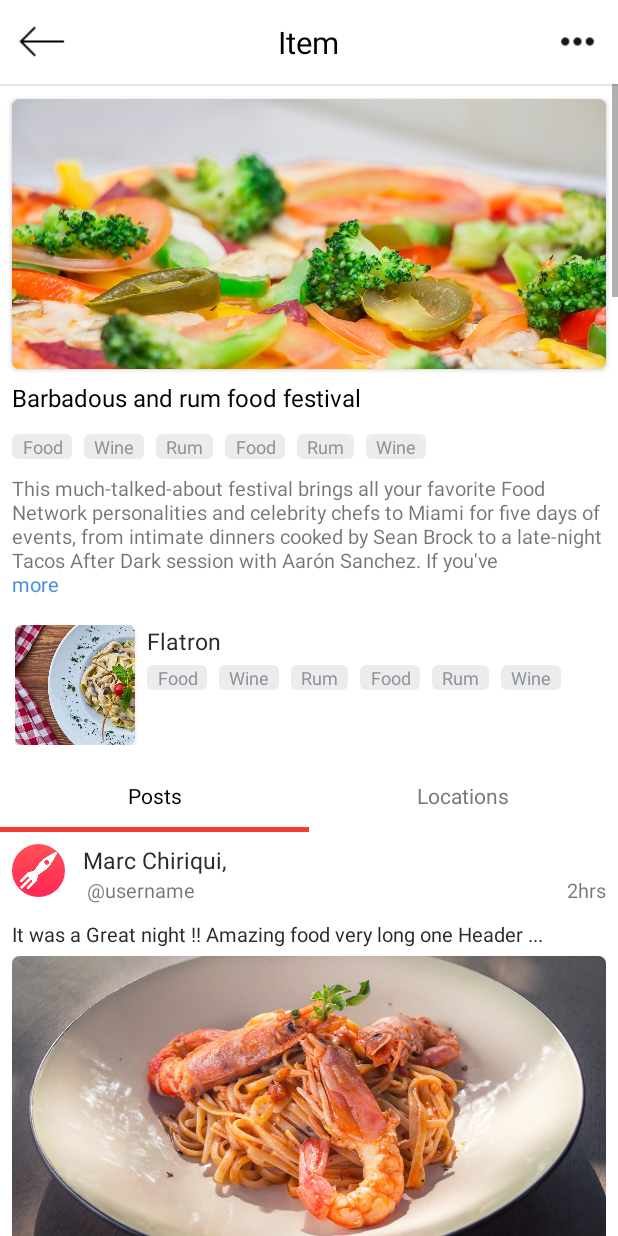
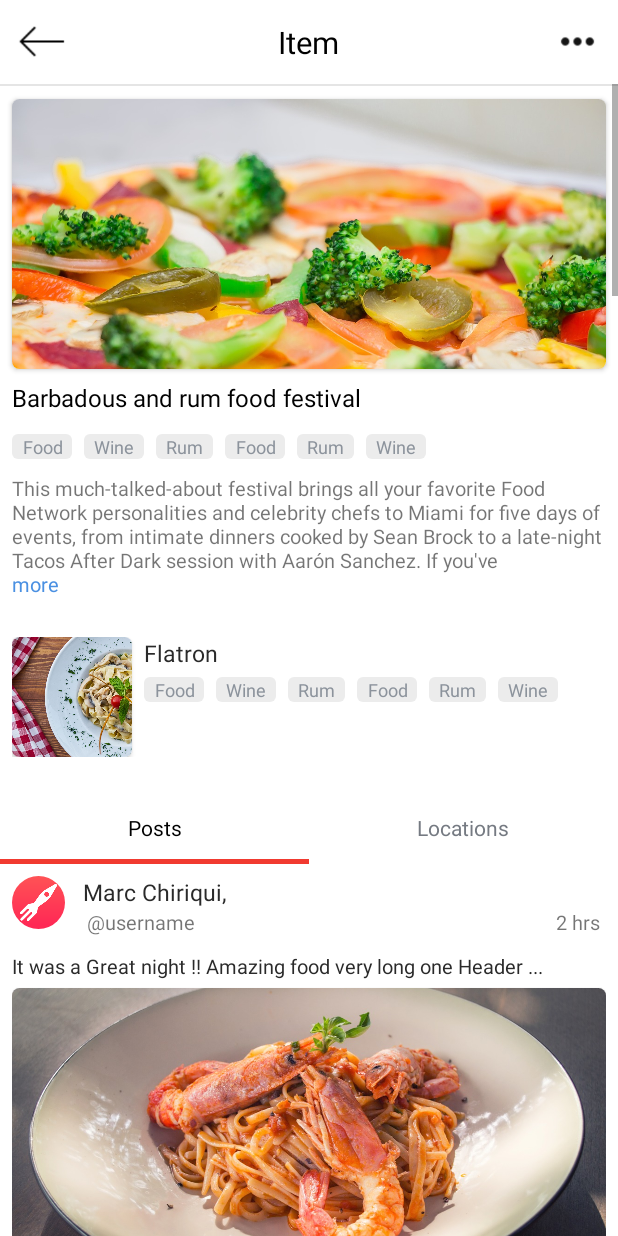
Before and after one commit to Gowdham88/ImageSharingApp_Android, an Android app: the fragment ItemDetailFragment shown on its own in the app's theme, on a phone screen of 412 x 824 dp. Run offline under Robolectric (Android 15) with nearby library versions, the phone set to English and light mode, and no system bars; our stand-ins replace CircleImageView, Picasso; pictures from the network do not load.

Commit message:
UI Changes

```diff
--- a/app/src/main/java/com/numnu/android/adapter/PostsAdapter.java
+++ b/app/src/main/java/com/numnu/android/adapter/PostsAdapter.java
@@ -34,7 +34,7 @@ import java.util.ArrayList;
  * Created by thulir on 10/10/17.
  */
 
-public class PostsAdapter extends RecyclerView.Adapter<PostsAdapter.ViewHolder> {
+public class        PostsAdapter extends RecyclerView.Adapter<PostsAdapter.ViewHolder> {
 
     Context context;
     ArrayList<String> stringArrayList = new ArrayList<>();
--- a/app/src/main/java/com/numnu/android/adapter/UserPostsAdapter.java
+++ b/app/src/main/java/com/numnu/android/adapter/UserPostsAdapter.java
@@ -61,6 +61,7 @@ public class UserPostsAdapter extends RecyclerView.Adapter<UserPostsAdapter.View
             @Override
             public void onClick(View view) {
                 FragmentTransaction transaction = ((AppCompatActivity) context).getSupportFragmentManager().beginTransaction();
+                transaction.setCustomAnimations(R.anim.enter_from_right, R.anim.exit_to_left,R.anim.enter_from_left, R.anim.exit_to_righ);
                 transaction.replace(R.id.frame_layout, SliceFragment.newInstance());
                 transaction.addToBackStack(null).commit();
             }
@@ -70,6 +71,7 @@ public class UserPostsAdapter extends RecyclerView.Adapter<UserPostsAdapter.View
             @Override
             public void onClick(View view) {
                 FragmentTransaction transaction = ((AppCompatActivity) context).getSupportFragmentManager().beginTransaction();
+                transaction.setCustomAnimations(R.anim.enter_from_right, R.anim.exit_to_left,R.anim.enter_from_left, R.anim.exit_to_righ);
                 transaction.replace(R.id.frame_layout, PostsFragment.newInstance());
                 transaction.addToBackStack(null).commit();
             }
@@ -79,6 +81,7 @@ public class UserPostsAdapter extends RecyclerView.Adapter<UserPostsAdapter.View
             @Override
             public void onClick(View view) {
                 FragmentTransaction transaction = ((AppCompatActivity) context).getSupportFragmentManager().beginTransaction();
+                transaction.setCustomAnimations(R.anim.enter_from_right, R.anim.exit_to_left,R.anim.enter_from_left, R.anim.exit_to_righ);
                 transaction.replace(R.id.frame_layout, SearchBusinessDetailFragment.newInstance());
                 transaction.addToBackStack(null).commit();
             }
@@ -88,6 +91,7 @@ public class UserPostsAdapter extends RecyclerView.Adapter<UserPostsAdapter.View
             @Override
             public void onClick(View view) {
                 FragmentTransaction transaction = ((AppCompatActivity) context).getSupportFragmentManager().beginTransaction();
+                transaction.setCustomAnimations(R.anim.enter_from_right, R.anim.exit_to_left,R.anim.enter_from_left, R.anim.exit_to_righ);
                 transaction.replace(R.id.frame_layout,
                         ItemDetailFragment.newInstance());
                 transaction.addToBackStack(null).commit();
@@ -97,6 +101,7 @@ public class UserPostsAdapter extends RecyclerView.Adapter<UserPostsAdapter.View
             @Override
             public void onClick(View view) {
                 FragmentTransaction transaction = ((AppCompatActivity) context).getSupportFragmentManager().beginTransaction();
+                transaction.setCustomAnimations(R.anim.enter_from_right, R.anim.exit_to_left,R.anim.enter_from_left, R.anim.exit_to_righ);
                 transaction.replace(R.id.frame_layout, EventDetailFragment.newInstance());
                 transaction.addToBackStack(null).commit();
             }
--- a/app/src/main/java/com/numnu/android/fragments/auth/CompleteSignupFragment.java
+++ b/app/src/main/java/com/numnu/android/fragments/auth/CompleteSignupFragment.java
@@ -151,7 +151,7 @@ public class CompleteSignupFragment extends Fragment implements EasyPermissions.
         View v = inflater.inflate(R.layout.
                 activity_complete_signup, container, false);
         TextView toolbarTitle = v.findViewById(R.id.toolbar_title);
-        toolbarTitle.setText("Complete SignUp");
+        toolbarTitle.setText("Complete Signup");
         ImageView Toolbarbackicon=v.findViewById(R.id.toolbar_back);
         Toolbarbackicon.setOnClickListener(new View.OnClickListener() {
             @Override
--- a/app/src/main/java/com/numnu/android/fragments/detail/BusinessDetailFragment.java
+++ b/app/src/main/java/com/numnu/android/fragments/detail/BusinessDetailFragment.java
@@ -119,7 +119,7 @@ public class BusinessDetailFragment extends Fragment implements View.OnClickList
         toolbarBackIconBuss.setOnClickListener(this);
         toolbar.setOnClickListener(this);
 
-        toolbarIconBuss.setOnClickListener( new View.OnClickListener() {
+        toolbarIconBuss.setOnClickListener(  new View.OnClickListener() {
             @Override
             public void onClick(View view) {
                 showBottomSheet(inflater);
--- a/app/src/main/java/com/numnu/android/fragments/home/EditProfileFragment.java
+++ b/app/src/main/java/com/numnu/android/fragments/home/EditProfileFragment.java
@@ -84,7 +84,7 @@ import static com.numnu.android.utils.Utils.hideKeyboard;
  * Created by lenovo on 11/18/2017.
  */
 
-public class EditProfileFragment extends Fragment implements EasyPermissions.PermissionCallbacks{
+public class  EditProfileFragment extends Fragment implements EasyPermissions.PermissionCallbacks{
 
     Context context;
     EditText musername,mEmail, mName,mDob, userDescription;
--- a/app/src/main/res/layout/activity_complete_signup.xml
+++ b/app/src/main/res/layout/activity_complete_signup.xml
@@ -417,7 +417,7 @@
                 android:background="@color/Edittxt_lineclr"/>
             <Button
                 android:id="@+id/button_complete_signup"
-                android:text="Complete Sign Up"
+                android:text="Complete Signup"
                 style="@style/login_button"
                 android:layout_marginTop="80dp"
                 android:layout_width="match_parent"
--- a/app/src/main/res/layout/business_entity_item.xml
+++ b/app/src/main/res/layout/business_entity_item.xml
@@ -1,28 +1,29 @@
-<RelativeLayout
-    xmlns:android="http://schemas.android.com/apk/res/android"
+<RelativeLayout xmlns:android="http://schemas.android.com/apk/res/android"
     xmlns:app="http://schemas.android.com/apk/res-auto"
     android:layout_width="match_parent"
     android:layout_height="wrap_content"
     android:layout_marginTop="10dp"
     android:background="@color/White_clr"
-    android:padding="10dp">
+    android:padding="8dp">
 
     <android.support.v7.widget.CardView
         android:id="@+id/card_view"
         style="@style/ThumnailStyle"
+        android:layout_width="wrap_content"
+        android:layout_height="match_parent"
         app:cardCornerRadius="@dimen/image_card_corner_radius">
 
         <ImageView
             android:id="@+id/entity_image"
-            android:layout_width="match_parent"
-            android:layout_height="match_parent"
+            android:layout_width="80dp"
+            android:layout_height="80dp"
             android:scaleType="centerCrop"
             android:src="@drawable/food_2616456_1920" />
     </android.support.v7.widget.CardView>
 
     <TextView
+        android:id="@+id/business_name"
         style="@style/BoldTextStyle"
-        android:id="@+id/business_name"
         android:layout_width="wrap_content"
         android:layout_height="wrap_content"
         android:layout_marginLeft="@dimen/spacing_small"
@@ -31,26 +32,24 @@
         android:text="Flatron" />
 
 
-
-
     <LinearLayout
+        android:id="@+id/hrz_lin_lay"
         android:layout_width="match_parent"
         android:layout_height="wrap_content"
-        android:id="@+id/hrz_lin_lay"
+        android:layout_below="@+id/business_name"
+        android:layout_marginLeft="@dimen/spacing_small"
         android:layout_marginTop="5dp"
-        android:layout_marginLeft="@dimen/spacing_small"
-        android:layout_toRightOf="@+id/card_view"
-        android:layout_below="@+id/business_name">
+        android:layout_toRightOf="@+id/card_view">
 
         <android.support.v7.widget.RecyclerView
             android:id="@+id/flatron_recyclerview"
-            app:layout_behavior="@string/appbar_scrolling_view_behavior"
             android:layout_width="match_parent"
             android:layout_height="wrap_content"
             android:layout_marginRight="10dp"
             android:orientation="horizontal"
             app:layoutManager="android.support.v7.widget.LinearLayoutManager"
-            app:reverseLayout="false"/>
+            app:layout_behavior="@string/appbar_scrolling_view_behavior"
+            app:reverseLayout="false" />
 
     </LinearLayout>
 
--- a/app/src/main/res/layout/frag_business_details.xml
+++ b/app/src/main/res/layout/frag_business_details.xml
@@ -157,6 +157,7 @@
             <android.support.design.widget.TabLayout
                 android:id="@+id/tabs"
                 app:tabIndicatorHeight="3dp"
+                android:layout_marginTop="15dp"
                 android:layout_width="match_parent"
                 android:layout_height="wrap_content"
                 android:background="@android:color/white"
--- a/app/src/main/res/layout/fragment_event_detail.xml
+++ b/app/src/main/res/layout/fragment_event_detail.xml
@@ -246,6 +246,7 @@
             <android.support.design.widget.TabLayout
                 android:id="@+id/tabs"
                 app:tabIndicatorHeight="3dp"
+                android:layout_marginTop="15dp"
                 android:layout_width="match_parent"
                 android:layout_height="wrap_content"
                 android:layout_below="@+id/event_description"
--- a/app/src/main/res/layout/fragment_item_detail.xml
+++ b/app/src/main/res/layout/fragment_item_detail.xml
@@ -115,6 +115,7 @@
             android:layout_width="match_parent"
             android:layout_height="wrap_content"
             android:layout_below="@+id/event_description"
+            android:layout_marginTop="10dp"
             android:id="@+id/buss_content">
             <include
                 android:id="@+id/entity_item"
@@ -127,6 +128,7 @@
 
             <android.support.design.widget.TabLayout
                 android:id="@+id/tabs"
+                android:layout_marginTop="15dp"
                 app:tabIndicatorHeight="3dp"
                 android:layout_width="match_parent"
                 android:layout_height="wrap_content"
--- a/app/src/main/res/layout/fragment_item_info.xml
+++ b/app/src/main/res/layout/fragment_item_info.xml
@@ -145,7 +145,7 @@
             android:layout_below="@+id/cottage_house_txt"
             android:layout_marginLeft="3dp"
             android:layout_marginStart="3dp"
-            android:layout_marginTop="5dp"
+            android:layout_marginTop="7dp"
             android:layout_toEndOf="@id/cottage_house_icon"
             android:layout_toRightOf="@id/cottage_house_icon"
             android:gravity="center_vertical"
@@ -169,7 +169,7 @@
             android:layout_width="match_parent"
             android:layout_height="wrap_content"
             android:layout_below="@id/event_description"
-            android:layout_marginTop="10dp"
+            android:layout_marginTop="15dp"
             android:background="@color/lighter_grey"
             android:clickable="true"
             android:drawableEnd="@drawable/ic_chevron_right_black_24dpbus"
--- a/app/src/main/res/layout/fragment_search_business_detail.xml
+++ b/app/src/main/res/layout/fragment_search_business_detail.xml
@@ -120,7 +120,7 @@
                 android:background="@android:color/white"
                 app:tabSelectedTextColor="@color/black"
                 app:tabTextAppearance="@style/TabWidget"
-                android:layout_marginTop="@dimen/spacing_small"
+                android:layout_marginTop="15dp"
                 app:tabTextColor="@color/dark_grey" />
 
             <com.numnu.android.utils.ContentWrappingViewPager
--- a/app/src/main/res/layout/fragment_slice.xml
+++ b/app/src/main/res/layout/fragment_slice.xml
@@ -18,7 +18,7 @@
         android:layout_height="wrap_content"
         android:layout_alignParentTop="true"
         android:id="@+id/lin_lay">
-        <include layout="@layout/toolbar" />
+        <include layout="@layout/toolbar_with_options" />
 
     </LinearLayout>
     <View
--- a/app/src/main/res/layout/location_item.xml
+++ b/app/src/main/res/layout/location_item.xml
@@ -3,7 +3,7 @@
     android:layout_width="match_parent"
     android:layout_height="wrap_content"
     android:layout_marginTop="@dimen/spacing_small"
-    android:layout_marginBottom="@dimen/spacing_small"
+    android:layout_marginBottom="20dp"
     android:background="@color/White_clr">
 
     <android.support.v7.widget.CardView
--- a/app/src/main/res/layout/post_item.xml
+++ b/app/src/main/res/layout/post_item.xml
@@ -48,7 +48,8 @@
         android:layout_alignBaseline="@+id/user_name"
         android:layout_alignParentRight="true"
         android:layout_alignParentEnd="true"
-        android:text="2hrs"
+        android:text="2 hrs"
+        android:layout_marginRight="4dp"
         android:textSize="13sp"
         android:gravity="center"
         />
--- a/app/src/main/res/layout/user_profile_header.xml
+++ b/app/src/main/res/layout/user_profile_header.xml
@@ -52,7 +52,7 @@
         android:layout_width="match_parent"
         android:layout_height="wrap_content"
         android:id="@+id/hrz_lin_lay"
-        android:layout_marginTop="4dp"
+        android:layout_marginTop="8dp"
         android:layout_toRightOf="@+id/notification_image"
         android:layout_marginLeft="25dp"
         android:layout_below="@+id/business_name">
@@ -76,7 +76,7 @@
         android:layout_alignLeft="@+id/hrz_lin_lay"
         android:layout_alignStart="@+id/hrz_lin_lay"
         android:layout_below="@+id/hrz_lin_lay"
-        android:layout_marginTop="15dp"
+        android:layout_marginTop="20dp"
         android:drawableLeft="@drawable/ic_city"
         android:drawablePadding="4dp"
         android:text="Montreal"
```
Also changed, not shown: app/src/main/java/com/numnu/android/fragments/search/SliceFragment.java (+26 -12 lines), app/src/main/res/layout/fragment_location_detail.xml (+7 -4 lines).
